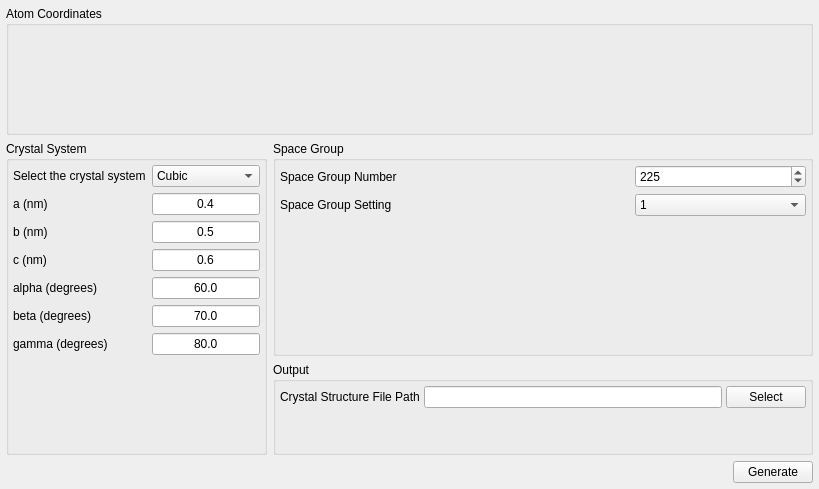
Before: the Qt Designer form Source/EMsoftWorkbench/Workbench/Modules/CrystalStructureCreationModule/UI_Files/CrystalStructureCreation_UI.ui in EMsoft-org/EMsoft, drawn with Qt 5.
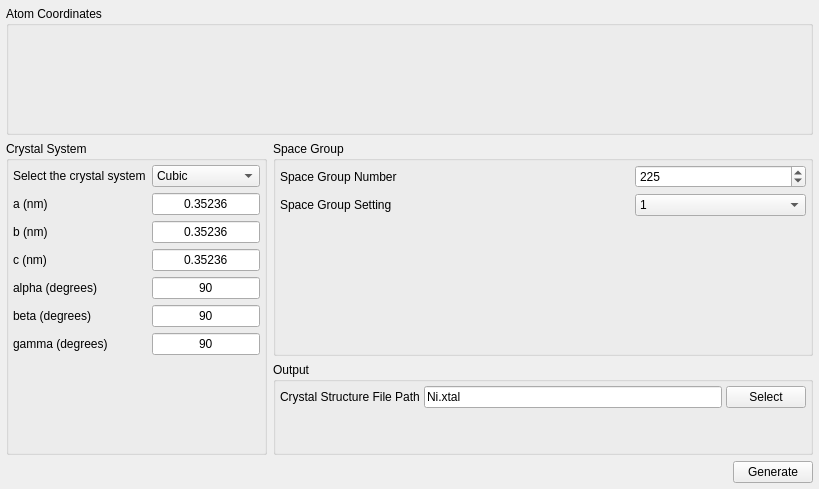
After: the same form once the commit is applied. Custom widgets are drawn as their Qt base class.

```diff
--- a/Source/EMsoftWorkbench/Workbench/Modules/CrystalStructureCreationModule/UI_Files/CrystalStructureCreation_UI.ui
+++ b/Source/EMsoftWorkbench/Workbench/Modules/CrystalStructureCreationModule/UI_Files/CrystalStructureCreation_UI.ui
@@ -269,7 +269,7 @@
         <item row="1" column="1">
          <widget class="QLineEdit" name="aLE">
           <property name="text">
-           <string>0.4</string>
+           <string>0.35236</string>
           </property>
           <property name="alignment">
            <set>Qt::AlignCenter</set>
@@ -279,7 +279,7 @@
         <item row="2" column="1">
          <widget class="QLineEdit" name="bLE">
           <property name="text">
-           <string>0.5</string>
+           <string>0.35236</string>
           </property>
           <property name="alignment">
            <set>Qt::AlignCenter</set>
@@ -289,7 +289,7 @@
         <item row="3" column="1">
          <widget class="QLineEdit" name="cLE">
           <property name="text">
-           <string>0.6</string>
+           <string>0.35236</string>
           </property>
           <property name="alignment">
            <set>Qt::AlignCenter</set>
@@ -299,7 +299,7 @@
         <item row="4" column="1">
          <widget class="QLineEdit" name="alphaLE">
           <property name="text">
-           <string>60.0</string>
+           <string>90</string>
           </property>
           <property name="alignment">
            <set>Qt::AlignCenter</set>
@@ -309,7 +309,7 @@
         <item row="5" column="1">
          <widget class="QLineEdit" name="betaLE">
           <property name="text">
-           <string>70.0</string>
+           <string>90</string>
           </property>
           <property name="alignment">
            <set>Qt::AlignCenter</set>
@@ -319,7 +319,7 @@
         <item row="6" column="1">
          <widget class="QLineEdit" name="gammaLE">
           <property name="text">
-           <string>80.0</string>
+           <string>90</string>
           </property>
           <property name="alignment">
            <set>Qt::AlignCenter</set>
@@ -401,7 +401,7 @@
            </size>
           </property>
           <property name="text">
-           <string/>
+           <string>Ni.xtal</string>
           </property>
           <property name="placeholderText">
            <string/>
```
